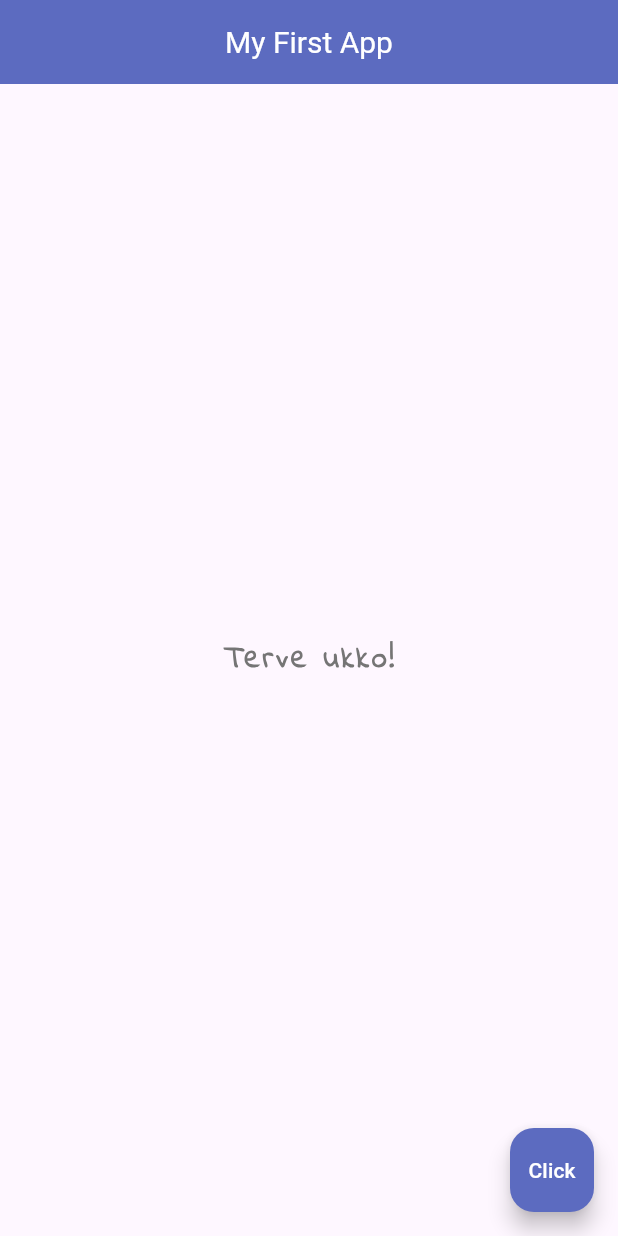
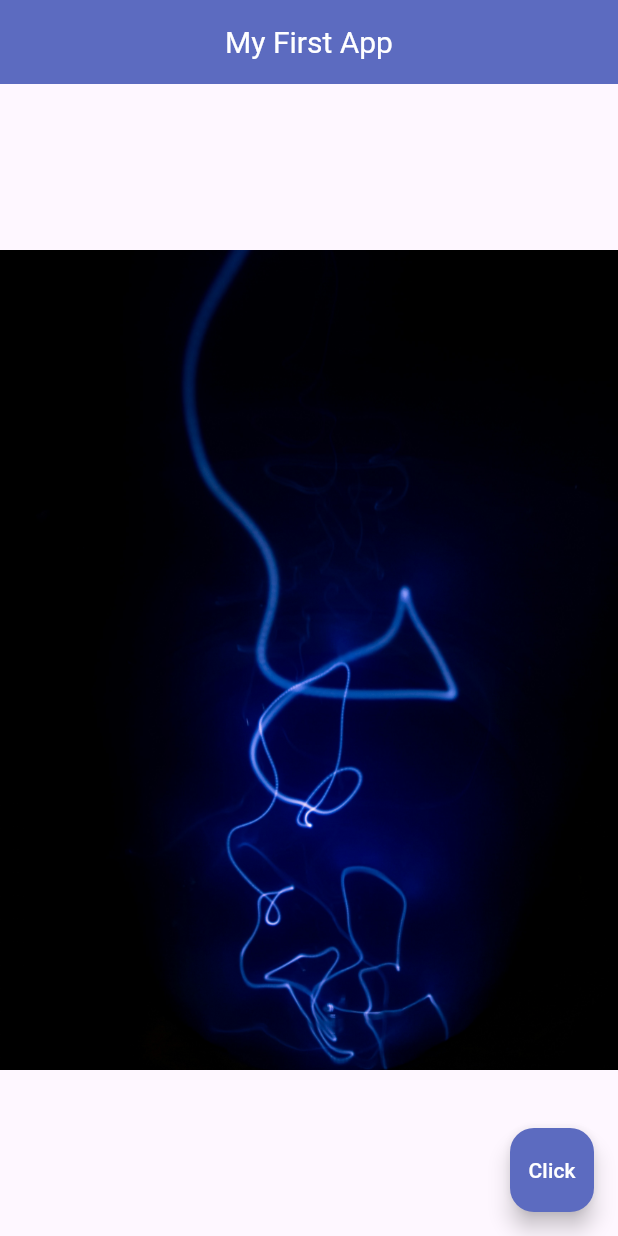
Before and after one commit to reijjo/Flutter-tutorials, a Flutter app: the screen it shows after launch, on a phone screen of 412 x 824 dp. Run offline on Flutter 3.47's test engine with Material 3 defaults, Android fonts, the phone set to English and light mode, and no system bars.

Commit message:
images & assets done

```diff
--- a/NetNinja-YouTube/myapp/lib/main.dart
+++ b/NetNinja-YouTube/myapp/lib/main.dart
@@ -25,18 +25,7 @@ class Home extends StatelessWidget {
         centerTitle: true,
         backgroundColor: Colors.indigo[400],
       ),
-      body: Center(
-        child: Text(
-          'Terve ukko!',
-          style: TextStyle(
-            fontSize: 20,
-            fontWeight: FontWeight.bold,
-            letterSpacing: 2,
-            color: Colors.grey[600],
-            fontFamily: 'IndieFlower',
-          ),
-        ),
-      ),
+      body: Center(child: Image.asset('assets/viiva.jpg')),
       floatingActionButton: FloatingActionButton(
         onPressed: () {},
         backgroundColor: Colors.indigo[400],
```
Also changed, not shown: NetNinja-YouTube/myapp/pubspec.yaml (+12 -13 lines), NetNinja-YouTube/myapp/assets/ink.jpg (added), NetNinja-YouTube/myapp/assets/vesi.jpg (added), NetNinja-YouTube/myapp/assets/viiva.jpg (added), 1 other file.
